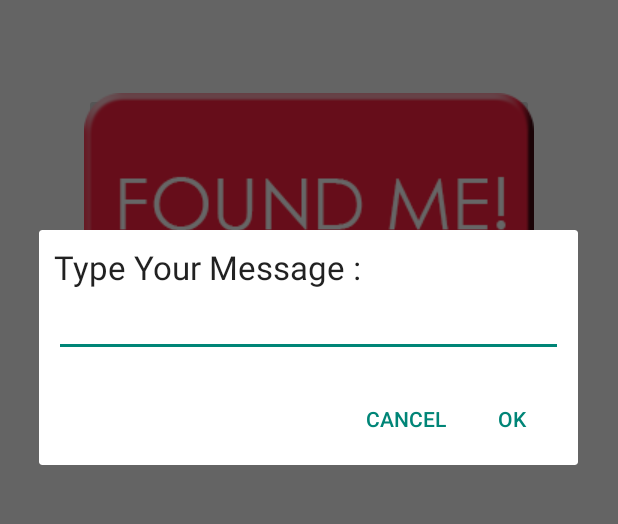
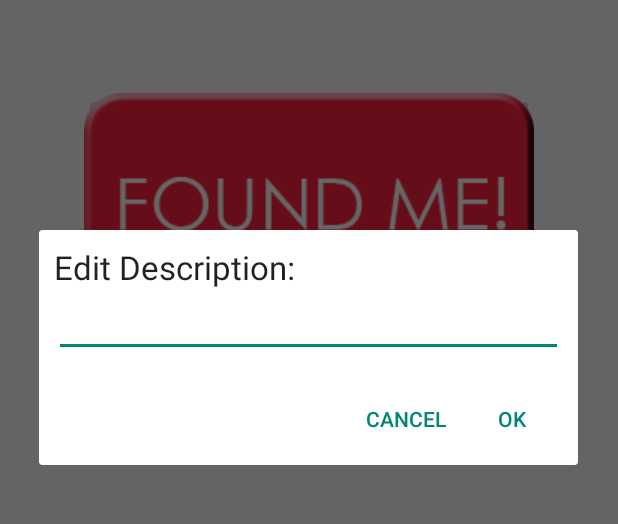
Before and after one commit to amy-shu/waldo_android, an Android app: the waldo_screen screen opened directly, with no data from a screen before it, after a tap on an icon or button, on a phone screen of 412 x 824 dp, the part 270-794 px from its top. Run offline under Robolectric (Android 15) with nearby library versions, the phone set to English and light mode, and no system bars; 6 statements that could not run were skipped.

Commit message:
changed message

```diff
--- a/app/src/main/java/com/example/amy/waldo/User_screen.java
+++ b/app/src/main/java/com/example/amy/waldo/User_screen.java
@@ -126,7 +126,7 @@ public class User_screen extends ActionBarActivity {
                         jsonObj = new JSONObject();
                         e.printStackTrace();
                     }
-
+                    System.out.println(dis);
                     if (isWaldo) {
                         timer.cancel();
                         timer.purge();
--- a/app/src/main/res/layout/prompts.xml
+++ b/app/src/main/res/layout/prompts.xml
@@ -10,7 +10,7 @@
         android:id="@+id/textView1"
         android:layout_width="wrap_content"
         android:layout_height="wrap_content"
-        android:text="Type Your Message : "
+        android:text="Edit Description: "
         android:textAppearance="?android:attr/textAppearanceLarge" />
 
     <EditText
```
